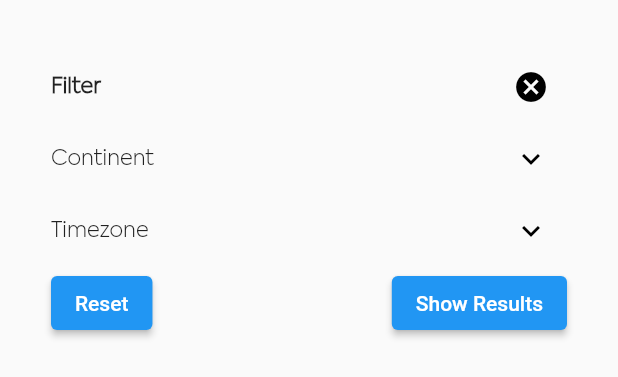
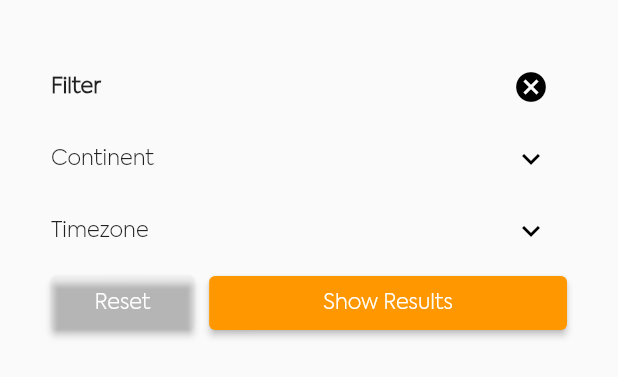
Before and after one commit to Jud-e/country_details, a Flutter app: the Contains widget shown alone on an empty page, opened directly, on a phone screen of 412 x 824 dp. Shown: the top 377 px of the screen. Run offline on Flutter 3.47's test engine with Material 2 defaults, Android fonts, the phone set to English and light mode, and no system bars; our stand-ins replace carousel_slider, get, google_fonts, hexcolor; network calls fail.

Commit message:
last one

```diff
--- a/lib/main.dart
+++ b/lib/main.dart
@@ -1,6 +1,7 @@
 import 'package:country_details/screens/homepage.dart';
 import 'package:flutter/material.dart';
 import 'package:hexcolor/hexcolor.dart';
+import 'package:get/get.dart';
 
 void main() {
   runApp(const MyApp());
@@ -8,13 +9,17 @@ void main() {
 
 class MyApp extends StatelessWidget {
   const MyApp({Key? key}) : super(key: key);
+  static final ValueNotifier<ThemeMode> themeNotifier =
+      ValueNotifier(ThemeMode.light);
 
   // This widget is the root of your application.
   @override
   Widget build(BuildContext context) {
-    return MaterialApp(
+    return GetMaterialApp(
       title: 'Flutter Demo',
+      debugShowCheckedModeBanner: false,
       home: const Homepage(),
+      themeMode: ThemeMode.system,
       darkTheme: ThemeData(
           appBarTheme: AppBarTheme(
               backgroundColor: HexColor("#000F24"),
--- a/lib/services/widget.dart
+++ b/lib/services/widget.dart
@@ -43,6 +43,7 @@ class _ContainsState extends State<Contains> {
                 width: double.maxFinite,
                 padding: const EdgeInsets.all(10),
                 decoration: const BoxDecoration(
+                  color: Colors.transparent,
                   borderRadius: BorderRadius.only(
                     topLeft: Radius.circular(10),
                     topRight: Radius.circular(10),
@@ -126,23 +127,43 @@ class _ContainsState extends State<Contains> {
                               icon: const Icon(Icons.keyboard_arrow_down))
                         ],
                       ),
-                      Row(
+                      Padding(
+                        padding: EdgeInsets.only(bottom: 5),
+                        child: Row(
                           mainAxisAlignment: MainAxisAlignment.spaceBetween,
-                        children: [
-                          ElevatedButton(
+                          children: <Widget>[
+                            Expanded(
+                                flex: 2,
+                                child: ElevatedButton(
+                                  style: ElevatedButton.styleFrom(
+                                      primary: Colors.transparent),
                                   onPressed: () {
                                     for (var i = 0; i < values.length; i++) {
                                       values[i] = false;
                                       searchList = [];
                                     }
                                   },
-                              child: const Text("Reset")),
-                          ElevatedButton(
-                              onPressed: () {
-                                setState(() {});
-                              },
-                              child: Text("Show Results"))
+                                  child: const Text("Reset",
+                                      style: TextStyle(
+                                          fontFamily: "Axiforma",
+                                          fontWeight: FontWeight.w500)),
+                                )),
+                            SizedBox(
+                              width: 10,
+                            ),
+                            Expanded(
+                                flex: 5,
+                                child: ElevatedButton(
+                                  style: ElevatedButton.styleFrom(
+                                      primary: Colors.orange),
+                                  onPressed: () {},
+                                  child: Text("Show Results",
+                                      style: TextStyle(
+                                          fontFamily: "Axiforma",
+                                          fontWeight: FontWeight.w500)),
+                                ))
                           ],
+                        ),
                       )
                     ],
                   ),
--- a/pubspec.yaml
+++ b/pubspec.yaml
@@ -38,6 +38,7 @@ dependencies:
   http: ^0.13.4
   hexcolor: ^2.0.7
   carousel_slider: ^4.1.1
+  get: ^4.6.5
 
 dev_dependencies:
   flutter_test:
```
Also changed, not shown: lib/screens/details.dart (+12 -0 lines), lib/screens/homepage.dart (+13 -7 lines), pubspec.lock. Lines whose indentation alone changed are shown as unchanged.
